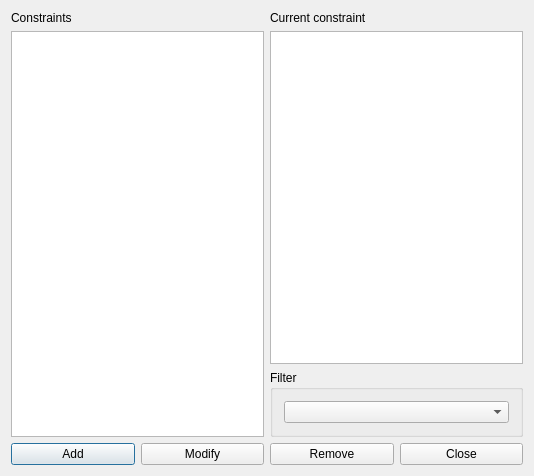
First picture: the form in fet/src/interface/constraintteachermaxbuildingchangesperweekform_template.ui, repository vonmecheln/fet, before the edit.
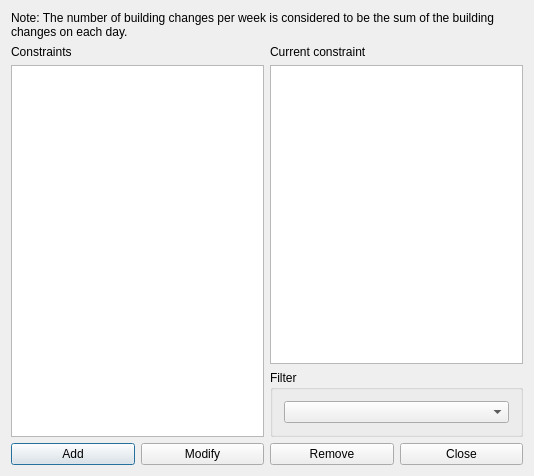
Second picture: the form after the edit.

Diff of the .ui file:
```diff
--- a/fet/src/interface/constraintteachermaxbuildingchangesperweekform_template.ui
+++ b/fet/src/interface/constraintteachermaxbuildingchangesperweekform_template.ui
@@ -14,7 +14,36 @@
    <string extracomment="This is the title of the dialog in which you see the list of all constraints of this type">Constraints teacher max building changes per week</string>
   </property>
   <layout class="QGridLayout" name="gridLayout_2">
-   <item row="0" column="0" rowspan="2">
+   <item row="2" column="1">
+    <widget class="QGroupBox" name="filterGroupBox">
+     <property name="title">
+      <string>Filter</string>
+     </property>
+     <layout class="QGridLayout" name="gridLayout">
+      <item row="0" column="0">
+       <widget class="QComboBox" name="teachersComboBox"/>
+      </item>
+     </layout>
+    </widget>
+   </item>
+   <item row="1" column="1">
+    <layout class="QVBoxLayout" name="verticalLayout">
+     <item>
+      <widget class="QLabel" name="currentConstraintTextLabel">
+       <property name="text">
+        <string>Current constraint</string>
+       </property>
+       <property name="wordWrap">
+        <bool>false</bool>
+       </property>
+      </widget>
+     </item>
+     <item>
+      <widget class="QPlainTextEdit" name="currentConstraintTextEdit"/>
+     </item>
+    </layout>
+   </item>
+   <item row="1" column="0" rowspan="2">
     <layout class="QVBoxLayout" name="verticalLayout_2">
      <item>
       <widget class="QLabel" name="constraintsTextLabel">
@@ -37,36 +66,7 @@
      </item>
     </layout>
    </item>
-   <item row="0" column="1">
-    <layout class="QVBoxLayout" name="verticalLayout">
-     <item>
-      <widget class="QLabel" name="currentConstraintTextLabel">
-       <property name="text">
-        <string>Current constraint</string>
-       </property>
-       <property name="wordWrap">
-        <bool>false</bool>
-       </property>
-      </widget>
-     </item>
-     <item>
-      <widget class="QPlainTextEdit" name="currentConstraintTextEdit"/>
-     </item>
-    </layout>
-   </item>
-   <item row="1" column="1">
-    <widget class="QGroupBox" name="filterGroupBox">
-     <property name="title">
-      <string>Filter</string>
-     </property>
-     <layout class="QGridLayout" name="gridLayout">
-      <item row="0" column="0">
-       <widget class="QComboBox" name="teachersComboBox"/>
-      </item>
-     </layout>
-    </widget>
-   </item>
-   <item row="2" column="0" colspan="2">
+   <item row="3" column="0" colspan="2">
     <layout class="QHBoxLayout" name="horizontalLayout">
      <item>
       <widget class="QPushButton" name="addConstraintPushButton">
@@ -98,6 +98,22 @@
      </item>
     </layout>
    </item>
+   <item row="0" column="0" colspan="2">
+    <widget class="QLabel" name="label">
+     <property name="sizePolicy">
+      <sizepolicy hsizetype="Minimum" vsizetype="Minimum">
+       <horstretch>0</horstretch>
+       <verstretch>0</verstretch>
+      </sizepolicy>
+     </property>
+     <property name="text">
+      <string>Note: The number of building changes per week is considered to be the sum of the building changes on each day.</string>
+     </property>
+     <property name="wordWrap">
+      <bool>true</bool>
+     </property>
+    </widget>
+   </item>
   </layout>
  </widget>
  <layoutdefault spacing="6" margin="11"/>
```
